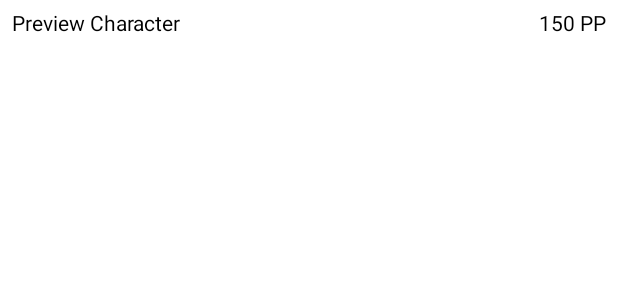
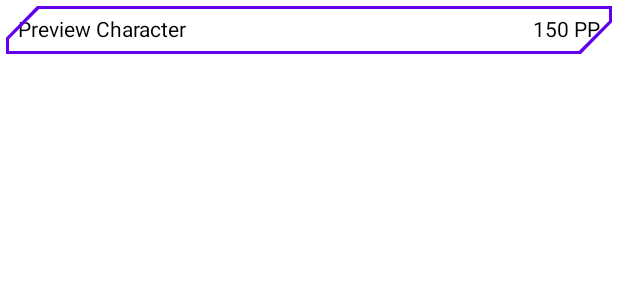
Before and after one commit to MrNexiol/Idee_Fixe_Creator_2, an Android app built with Jetpack Compose: the @Preview function CharacterSheetListItemPreview, on a phone screen of 412 x 824 dp. Shown: the top 300 px of the screen. Run offline under Robolectric (Android 15) with nearby library versions, the phone set to English and light mode, and no system bars.

Commit message:
Added border to CharacterSheetListItem

```diff
--- a/app/src/main/java/tomasz/kopycinski/ideefixecreator2/ui/components/CharacterSheetListItem.kt
+++ b/app/src/main/java/tomasz/kopycinski/ideefixecreator2/ui/components/CharacterSheetListItem.kt
@@ -1,15 +1,18 @@
 package tomasz.kopycinski.ideefixecreator2.ui.components
 
+import androidx.compose.foundation.border
 import androidx.compose.foundation.layout.Arrangement
 import androidx.compose.foundation.layout.Row
 import androidx.compose.foundation.layout.fillMaxWidth
 import androidx.compose.foundation.layout.padding
+import androidx.compose.material.MaterialTheme
 import androidx.compose.material.Text
 import androidx.compose.runtime.Composable
 import androidx.compose.ui.Modifier
 import androidx.compose.ui.tooling.preview.Preview
 import androidx.compose.ui.unit.dp
 import tomasz.kopycinski.domain.model.CharacterSheet
+import tomasz.kopycinski.ideefixecreator2.ui.theme.HalfCutCornerShape
 import java.util.Date
 
 @Composable
@@ -17,7 +20,11 @@ fun CharacterSheetListItem(
     characterSheet: CharacterSheet
 ) {
     Row(
-        modifier = Modifier.fillMaxWidth().padding(8.dp),
+        modifier = Modifier
+            .fillMaxWidth()
+            .padding(4.dp)
+            .border(2.dp, MaterialTheme.colors.primary, HalfCutCornerShape())
+            .padding(8.dp),
         horizontalArrangement = Arrangement.SpaceBetween
     ) {
         Text(text = characterSheet.fullName())
```
